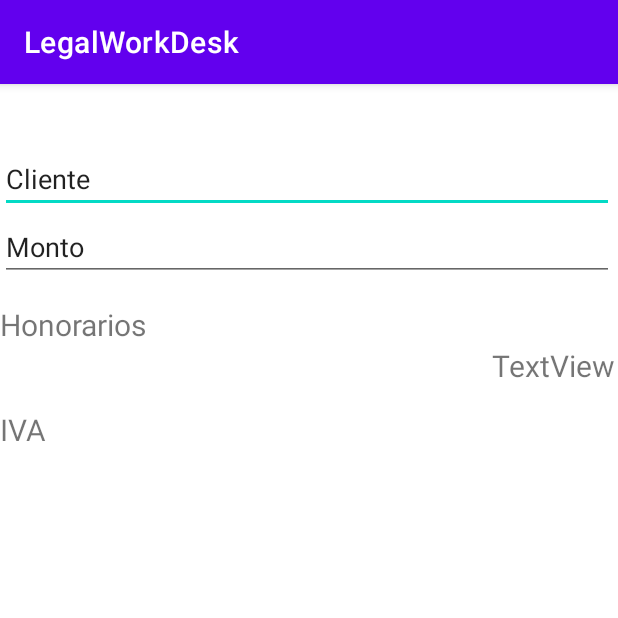
After one commit to Euquimides/LegalWorkDesk, an Android app: the CalculatorActivity screen opened directly, with no data from a screen before it, on a phone screen of 412 x 824 dp, the top half of it. The commit adds this screen. Run offline under Robolectric (Android 15) with nearby library versions, the phone set to English and light mode, and no system bars.

Commit message:
Se arregló RecyclerView y se empezó a crear Calculadora

```diff
--- a/app/src/main/AndroidManifest.xml
+++ b/app/src/main/AndroidManifest.xml
@@ -9,6 +9,9 @@
         android:roundIcon="@mipmap/ic_launcher_round"
         android:supportsRtl="true"
         android:theme="@style/Theme.LegalWorkDesk">
+        <activity
+            android:name=".CalculatorActivity"
+            android:exported="true" />
         <activity
             android:name=".MainMenu"
             android:exported="true"
@@ -24,4 +27,5 @@
             </intent-filter>
         </activity>
     </application>
+
 </manifest>
--- /dev/null
+++ b/app/src/main/java/com/example/legalworkdesk/CalculatorActivity.java
@@ -0,0 +1,22 @@
+package com.example.legalworkdesk;
+
+import androidx.appcompat.app.AppCompatActivity;
+
+import android.os.Bundle;
+import android.widget.TextView;
+
+public class CalculatorActivity extends AppCompatActivity {
+    private TextView tituloProceso;
+    private String nombreProceso;
+
+    @Override
+    protected void onCreate(Bundle savedInstanceState) {
+        super.onCreate(savedInstanceState);
+        setContentView(R.layout.activity_calculator);
+
+        tituloProceso = findViewById(R.id.tituloProceso);
+        nombreProceso = getIntent().getStringExtra("nombreProceso");
+
+        tituloProceso.setText(nombreProceso);
+    }
+}
--- /dev/null
+++ b/app/src/main/res/layout/activity_calculator.xml
@@ -0,0 +1,70 @@
+<?xml version="1.0" encoding="utf-8"?>
+<androidx.constraintlayout.widget.ConstraintLayout xmlns:android="http://schemas.android.com/apk/res/android"
+    xmlns:app="http://schemas.android.com/apk/res-auto"
+    xmlns:tools="http://schemas.android.com/tools"
+    android:layout_width="match_parent"
+    android:layout_height="match_parent"
+    tools:context=".CalculatorActivity">
+
+    <LinearLayout
+        android:layout_width="409dp"
+        android:layout_height="729dp"
+        android:orientation="vertical"
+        tools:layout_editor_absoluteX="1dp"
+        tools:layout_editor_absoluteY="1dp">
+
+        <TextView
+            android:id="@+id/tituloProceso"
+            android:layout_width="match_parent"
+            android:layout_height="wrap_content"
+            android:text="TextView"
+            android:textSize="30sp"
+            android:textAlignment="center"/>
+
+        <EditText
+            android:id="@+id/editTextTextPersonName"
+            android:layout_width="match_parent"
+            android:layout_height="wrap_content"
+            android:ems="10"
+            android:inputType="textPersonName"
+            android:text="Cliente" />
+
+        <EditText
+            android:id="@+id/editTextNumber"
+            android:layout_width="match_parent"
+            android:layout_height="wrap_content"
+            android:ems="10"
+            android:inputType="number"
+            android:text="Monto"/>
+
+        <Space
+            android:layout_width="match_parent"
+            android:layout_height="15dp" />
+
+        <TextView
+            android:id="@+id/textView4"
+            android:layout_width="match_parent"
+            android:layout_height="wrap_content"
+            android:text="@string/tvHonorarios"
+            android:textSize="20dp"/>
+
+        <TextView
+            android:id="@+id/textView5"
+            android:layout_width="match_parent"
+            android:layout_height="wrap_content"
+            android:text="TextView"
+            android:textAlignment="viewEnd"
+            android:textSize="20dp" />
+
+        <Space
+            android:layout_width="match_parent"
+            android:layout_height="15dp"/>
+
+        <TextView
+            android:id="@+id/textView6"
+            android:layout_width="match_parent"
+            android:layout_height="wrap_content"
+            android:text="@string/tvIva"
+            android:textSize="20dp"/>
+    </LinearLayout>
+</androidx.constraintlayout.widget.ConstraintLayout>
--- a/app/src/main/res/values/strings.xml
+++ b/app/src/main/res/values/strings.xml
@@ -13,6 +13,9 @@
     <string name="menu_slideshow">Slideshow</string>
     <string name="menu_honorarios">Honorarios</string>
 
+    <string name="tvHonorarios">Honorarios</string>
+    <string name="tvIva">IVA</string>
+
     <string name="hCorreo">Correo</string>
     <string name="hClave">Clave</string>
     <string name="btIngresar">Ingresar</string>
```
Also changed, not shown: app/src/main/java/com/example/legalworkdesk/adapter/HonorarioAdapter.java (+26 -4 lines), app/src/main/java/com/example/legalworkdesk/model/Honorario.java (+28 -50 lines), app/src/main/java/com/example/legalworkdesk/ui/recyclerview/RecyclerviewFragment.java (+68 -12 lines), app/src/main/res/layout/lista_procesos.xml (+1 -6 lines).
